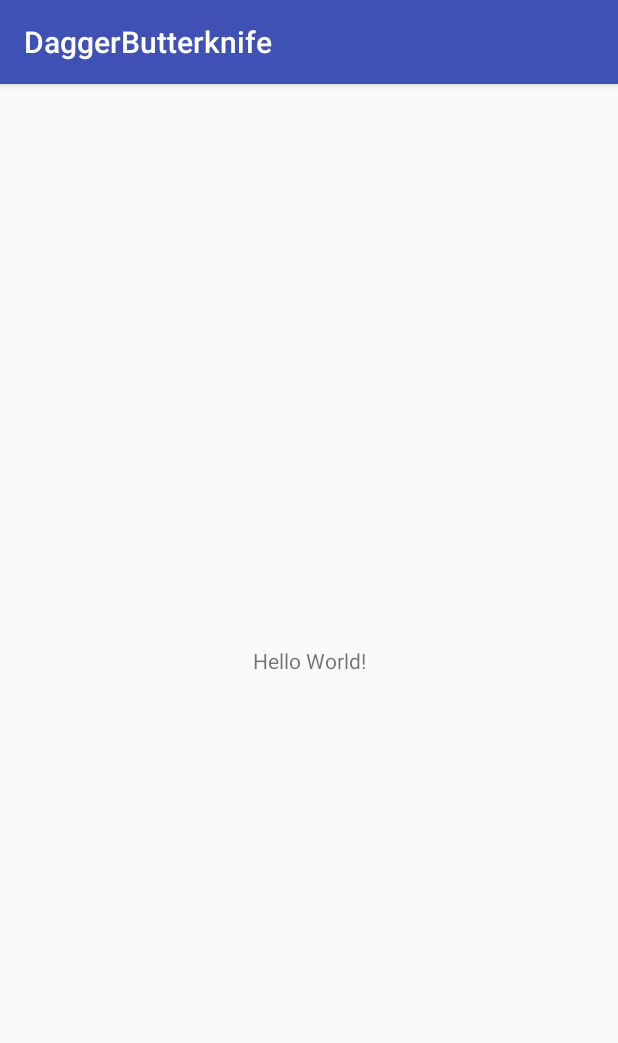
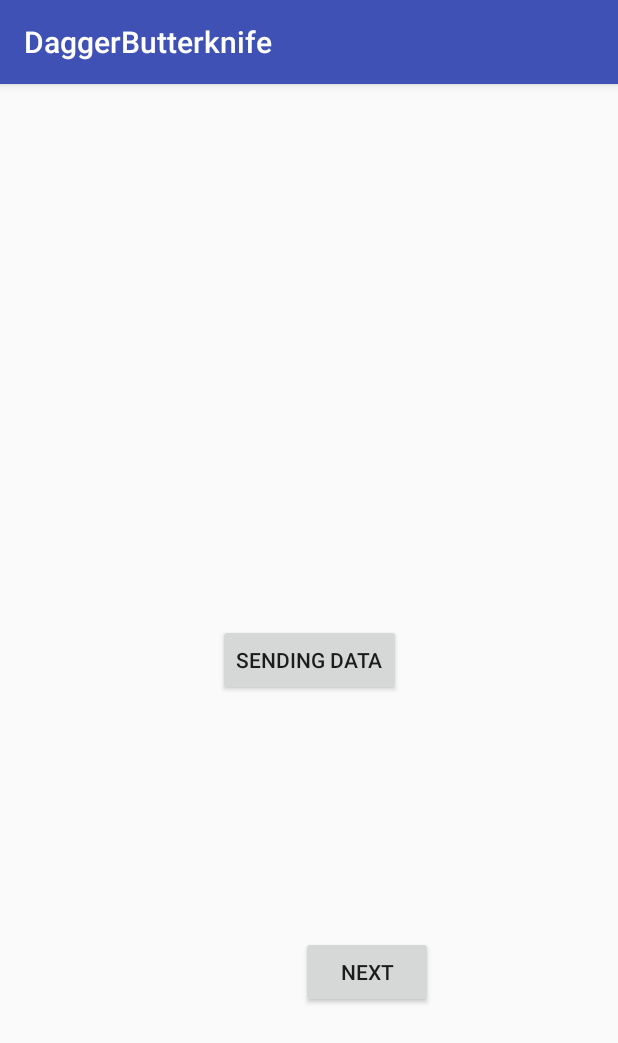
Before and after one commit to ratanakpek/DaggerDemo, an Android app: the screen it shows after launch (MainActivity), on a phone screen of 412 x 824 dp. Shown: the top 1043 px of the screen. Run offline under Robolectric (Android 15) with nearby library versions, the phone set to English and light mode, and no system bars; our stand-ins replace Dagger/Hilt's generated code, EventBus.

Commit message:
Intent across activity with rx

```diff
--- a/app/src/main/AndroidManifest.xml
+++ b/app/src/main/AndroidManifest.xml
@@ -3,10 +3,10 @@
     package="delivery.food.daggerbutterknife">
 
     <application
+        android:name=".app.App"
         android:allowBackup="true"
         android:icon="@mipmap/ic_launcher"
         android:label="@string/app_name"
-        android:name=".app.App"
         android:roundIcon="@mipmap/ic_launcher_round"
         android:supportsRtl="true"
         android:theme="@style/AppTheme">
@@ -17,6 +17,7 @@
                 <category android:name="android.intent.category.LAUNCHER" />
             </intent-filter>
         </activity>
+        <activity android:name=".EventBusActivity"></activity>
     </application>
 
 </manifest>
--- a/app/src/main/java/delivery/food/daggerbutterknife/MainActivity.java
+++ b/app/src/main/java/delivery/food/daggerbutterknife/MainActivity.java
@@ -1,10 +1,19 @@
 package delivery.food.daggerbutterknife;
 
+import android.content.Intent;
 import android.os.Bundle;
 import android.support.v7.app.AppCompatActivity;
+import android.view.View;
 import android.widget.Toast;
+
+import org.greenrobot.eventbus.EventBus;
+import org.greenrobot.eventbus.Subscribe;
+import org.greenrobot.eventbus.ThreadMode;
+
 import javax.inject.Inject;
 import dagger.android.AndroidInjection;
+import delivery.food.daggerbutterknife.data.model.MessageEvent;
+import delivery.food.daggerbutterknife.data.model.rx.RxBus;
 
 public class MainActivity extends AppCompatActivity {
 
@@ -18,6 +27,32 @@ public class MainActivity extends AppCompatActivity {
         super.onCreate(savedInstanceState);
         setContentView(R.layout.activity_main);
 
-        Toast.makeText(this, "Say : " + hi, Toast.LENGTH_SHORT).show();
+
+       // Toast.makeText(this, "Say : " + hi, Toast.LENGTH_SHORT).show();
+
+        findViewById(R.id.btnSendData).setOnClickListener(new View.OnClickListener() {
+            @Override
+            public void onClick(View view) {
+
+                RxBus.getBehaviorSubject().onNext(new MessageEvent("I love you BB!"));
+                startActivity(new Intent(MainActivity.this, EventBusActivity.class));
+
+            }
+        });
+
+
+        findViewById(R.id.goNext).setOnClickListener(new View.OnClickListener() {
+            @Override
+            public void onClick(View view) {
+                 startActivity(new Intent(MainActivity.this, EventBusActivity.class));
+            }
+        });
     }
+
+
+
+
+
+
+
 }
--- a/app/src/main/java/delivery/food/daggerbutterknife/dagger/binder/ActivityBuilder.java
+++ b/app/src/main/java/delivery/food/daggerbutterknife/dagger/binder/ActivityBuilder.java
@@ -8,6 +8,6 @@ import delivery.food.daggerbutterknife.dagger.module.AppModule;
 @Module
 public abstract class ActivityBuilder {
 
-    @ContributesAndroidInjector(modules = AppModule.class)
+    @ContributesAndroidInjector
     abstract MainActivity bindMainActivity();
 }
--- a/app/src/main/java/delivery/food/daggerbutterknife/dagger/component/AppComponent.java
+++ b/app/src/main/java/delivery/food/daggerbutterknife/dagger/component/AppComponent.java
@@ -2,6 +2,8 @@ package delivery.food.daggerbutterknife.dagger.component;
 
 
 import android.app.Application;
+
+import javax.inject.Singleton;
 
 import dagger.BindsInstance;
 import dagger.Component;
@@ -10,7 +12,8 @@ import delivery.food.daggerbutterknife.app.App;
 import delivery.food.daggerbutterknife.dagger.binder.ActivityBuilder;
 import delivery.food.daggerbutterknife.dagger.module.AppModule;
 
-@Component(modules = {AndroidSupportInjectionModule.class,  ActivityBuilder.class})
+@Component(modules = {AndroidSupportInjectionModule.class, AppModule.class,  ActivityBuilder.class})
+@Singleton
 public interface AppComponent {
 
 
--- a/app/src/main/res/layout/activity_main.xml
+++ b/app/src/main/res/layout/activity_main.xml
@@ -6,13 +6,26 @@
     android:layout_height="match_parent"
     tools:context=".MainActivity">
 
-    <TextView
+    <Button
         android:layout_width="wrap_content"
         android:layout_height="wrap_content"
-        android:text="Hello World!"
+        android:id="@+id/btnSendData"
+        android:text="Sending Data"
         app:layout_constraintBottom_toBottomOf="parent"
         app:layout_constraintLeft_toLeftOf="parent"
         app:layout_constraintRight_toRightOf="parent"
         app:layout_constraintTop_toTopOf="parent" />
 
+    <Button
+        android:id="@+id/goNext"
+        android:layout_width="wrap_content"
+        android:layout_height="wrap_content"
+        android:layout_marginTop="8dp"
+        android:text="Next"
+        app:layout_constraintBottom_toBottomOf="parent"
+        app:layout_constraintHorizontal_bias="0.619"
+        app:layout_constraintLeft_toLeftOf="parent"
+        app:layout_constraintRight_toRightOf="parent"
+        app:layout_constraintTop_toBottomOf="@+id/btnSendData" />
+
 </android.support.constraint.ConstraintLayout>
```
Also changed, not shown: app/build.gradle (+9 -3 lines), app/src/main/java/delivery/food/daggerbutterknife/EventBusActivity.java (added, +55 -0 lines), app/src/main/java/delivery/food/daggerbutterknife/data/model/MessageEvent.java (added, +14 -0 lines), app/src/main/java/delivery/food/daggerbutterknife/data/model/rx/RxBus.java (added, +12 -0 lines), app/src/main/res/layout/activity_event_bus.xml (added, +18 -0 lines).
